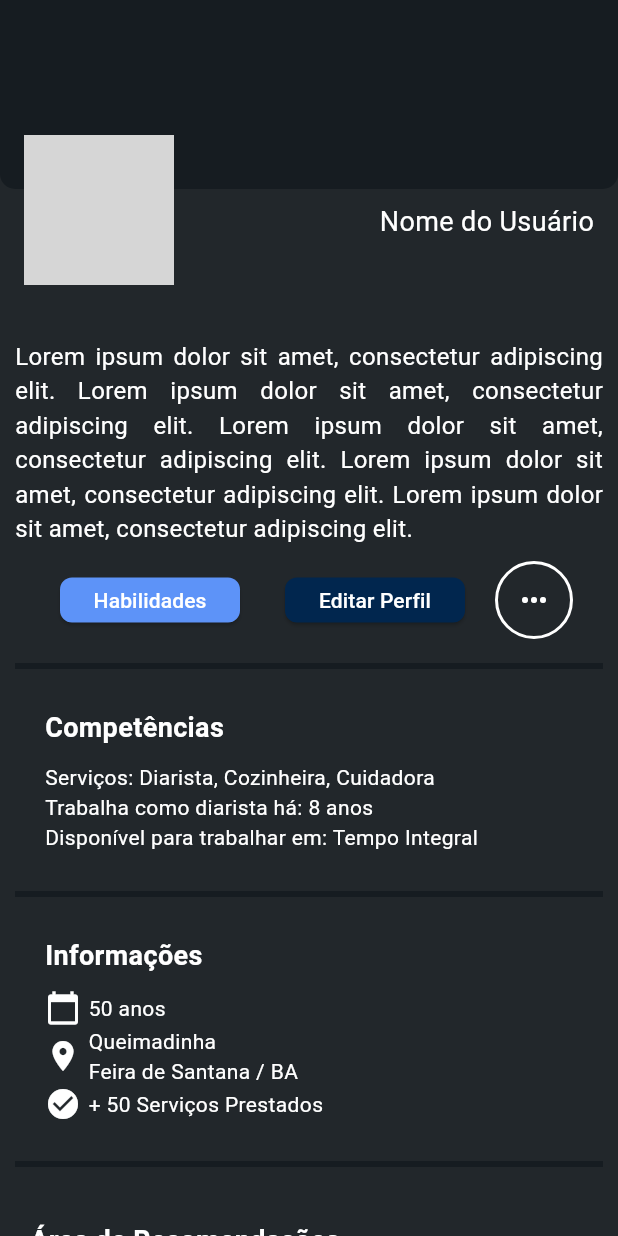
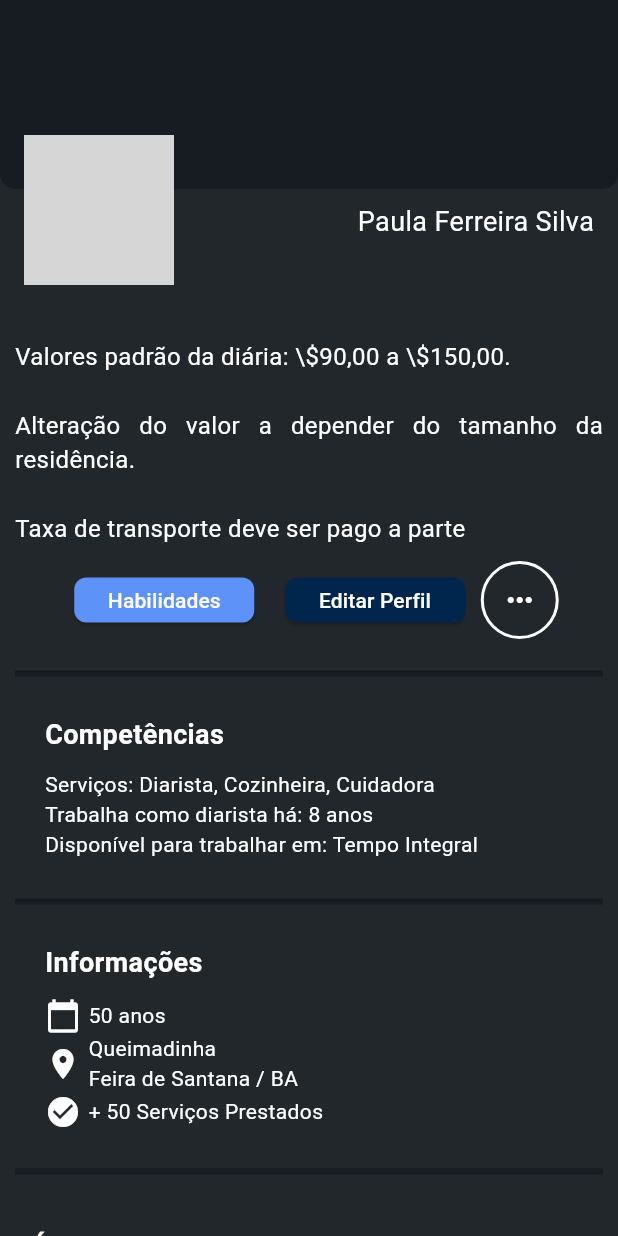
Before and after one commit to Dom-Luiz-III/agenclean_project, a Flutter app: the ProfilePage screen opened directly, on a phone screen of 412 x 824 dp. Run offline on Flutter 3.47's test engine with Material 3 defaults, Android fonts, the phone set to English and light mode, and no system bars; our stand-ins replace firebase_auth, firebase_core, salomon_bottom_bar; accounts and stored records are empty; network calls fail; grey boxes are pictures that could not be loaded.

Commit message:
ajeitando profile

```diff
--- a/lib/screens/home.dart
+++ b/lib/screens/home.dart
@@ -129,11 +129,11 @@ class _GoogleBottomBarState extends State<Home> {
                     onTap: () {
                       _scaffoldKey.currentState?.openEndDrawer();
                       // Lógica para lidar com a ação do item "Perfil"
-                      // Navigator.push(
-                      //   context,
-                      //   MaterialPageRoute(
-                      //       builder: (context) => const _TopPortion()),
-                      // );
+                      Navigator.push(
+                        context,
+                        MaterialPageRoute(
+                            builder: (context) => const ProfilePage()),
+                      );
                     },
                     leading: Icon(iconData),
                     title: Text(item),
--- a/lib/screens/profile_screen.dart
+++ b/lib/screens/profile_screen.dart
@@ -56,7 +56,7 @@ class _TopPortion extends StatelessWidget {
                       crossAxisAlignment: CrossAxisAlignment.end,
                       children: [
                         Text(
-                          /*FirebaseAuth.instance.currentUser!.displayName ??*/ 'Nome do Usuário',
+                          /*FirebaseAuth.instance.currentUser!.displayName ??*/ 'Paula Ferreira Silva',
                           style: TextStyle(fontSize: 18.0, color: Colors.white),
                         ),
                       ],
@@ -74,12 +74,12 @@ class _TopPortion extends StatelessWidget {
 
 // corpo do perfil
 class ProfilePage extends StatelessWidget {
-  const ProfilePage({Key? key}) : super(key: key);
+  const ProfilePage({super.key});
 
   @override
   Widget build(BuildContext context) {
     const String userDescription =
-        "Lorem ipsum dolor sit amet, consectetur adipiscing elit. Lorem ipsum dolor sit amet, consectetur adipiscing elit. Lorem ipsum dolor sit amet, consectetur adipiscing elit. Lorem ipsum dolor sit amet, consectetur adipiscing elit. Lorem ipsum dolor sit amet, consectetur adipiscing elit.";
+    "Valores padrão da diária: \\\$90,00 a \\\$150,00.\n\nAlteração do valor a depender do tamanho da residência.\n\nTaxa de transporte deve ser pago a parte";
 
     return Scaffold(
       backgroundColor: cordeFundo1,
@@ -114,18 +114,16 @@ class ProfilePage extends StatelessWidget {
                           onPressed: () {},
                           heroTag: 'abilities',
                           label: "Habilidades",
-                          backgroundColor: azulSecundario, // Cor do botão
+                          backgroundColor: azulSecundario,
                         ),
-                        const SizedBox(
-                            width: 10.0), // espaçamento entre os botões
+                        const SizedBox(width: 0.5), // Reduzi o espaçamento aqui
                         _customFloatingActionButton(
                           onPressed: () {},
                           heroTag: 'edit',
                           label: "Editar Perfil",
-                          backgroundColor: azulPrimario, // Cor do botão
+                          backgroundColor: azulPrimario,
                         ),
-                        const SizedBox(
-                            width: 10.0), // espaçamento entre os botões
+                        const SizedBox(width: 0.5), // Reduzi o espaçamento aqui
                         _customCircularButton(
                           onPressed: () {},
                           icon: Icons.more_horiz,
@@ -134,7 +132,7 @@ class ProfilePage extends StatelessWidget {
                       ],
                     ),
                     // Linha divisoria
-                    const SizedBox(height: 10),
+                    const SizedBox(height: 15),
                     Divider(
                       color: cordeFundo2,
                       thickness: 4.0,
```
